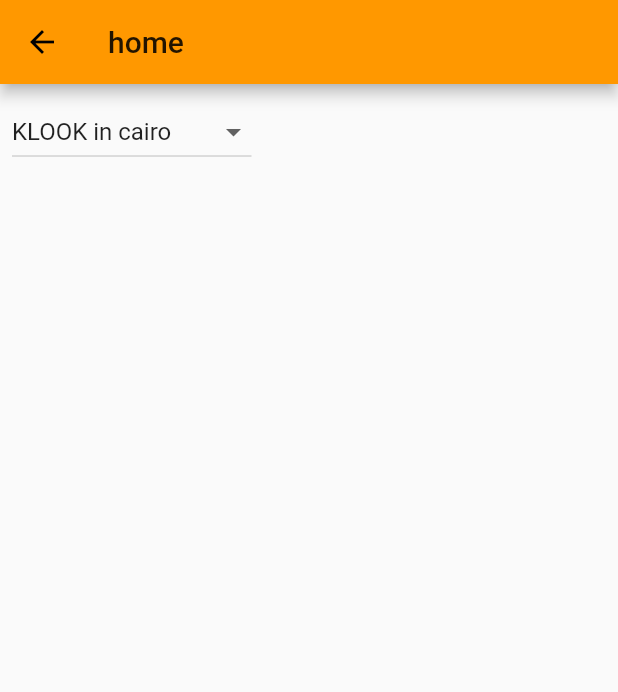
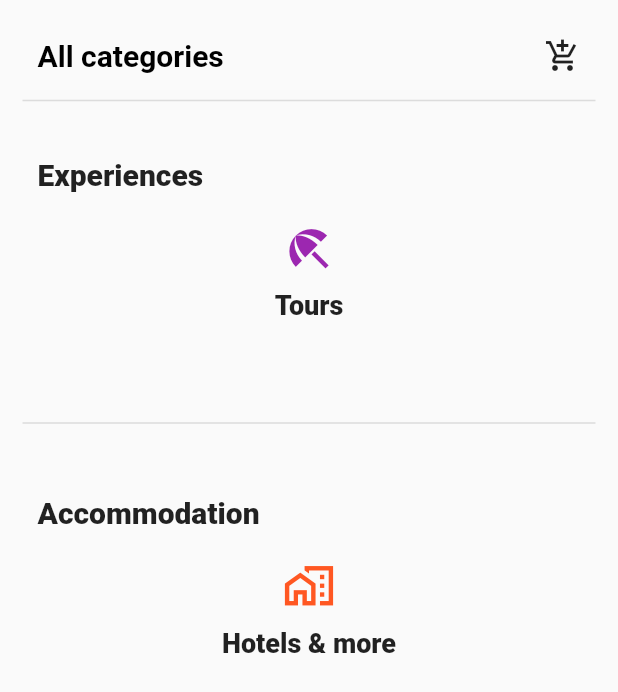
Before and after one commit to basmahesham8/klook2, a Flutter app: the screen it shows after launch, item 2 of the bottom bar chosen, on a phone screen of 412 x 824 dp. Shown: the top 692 px of the screen. Run offline on Flutter 3.47's test engine with Material 2 defaults, Android fonts, the phone set to English and light mode, and no system bars.

Commit message:
Categories

```diff
--- /dev/null
+++ b/lib/components/categories.dart
@@ -0,0 +1,168 @@
+import 'package:flutter/material.dart';
+import 'package:klook2/components/hotel.dart';
+
+// void main(){
+//   runApp(Categories());
+// }
+class Categories extends StatelessWidget {
+  @override
+  Widget build(BuildContext context) {
+    return MaterialApp(
+      home: Scaffold(
+        //backgroundColor: Color(0xFFF9F9F9),
+        body: Padding(
+          padding: const EdgeInsets.all(15),
+          child: Column(
+            children: [
+              Padding(
+                padding: const EdgeInsets.all(10),
+                child: Row(
+                  mainAxisAlignment: MainAxisAlignment.spaceBetween,
+                  children: [
+                    SafeArea(
+                        left: false,
+                        top: true,
+                        bottom: true,
+                        right: false,
+                        child: Text(
+                          'All categories',
+                          style: TextStyle(
+                              fontSize: 20,
+                              color: Colors.black,
+                              fontWeight: FontWeight.bold),
+                        )),
+                    SafeArea(
+                        left: false,
+                        top: true,
+                        bottom: true,
+                        right: false,
+                        child: Icon(Icons.add_shopping_cart)),
+                  ],
+                ),
+              ),
+              Divider(
+                thickness: 1,
+              ),
+              SizedBox(
+                height: 20,
+              ),
+              //Experiences:
+              Padding(
+                padding: const EdgeInsets.all(10),
+                child: Align(
+                    alignment: Alignment.topLeft,
+                    child: Text(
+                      'Experiences',
+                      style:
+                          TextStyle(fontSize: 20, fontWeight: FontWeight.w900),
+                    )),
+              ),
+              //Tours:
+              Padding(
+                padding: const EdgeInsets.all(10),
+                child: Column(
+                  children: [
+                    Icon(
+                      Icons.beach_access,
+                      color: Colors.purple,
+                      size: 35,
+                    ),
+                    SizedBox(
+                      height: 10,
+                    ),
+                    Text(
+                      'Tours',
+                      style:
+                          TextStyle(fontSize: 18, fontWeight: FontWeight.w900),
+                    )
+                  ],
+                ),
+              ),
+              SizedBox(
+                height: 50,
+              ),
+              Divider(
+                thickness: 1,
+              ),
+              SizedBox(
+                height: 30,
+              ),
+
+              //Accommodation:
+              Padding(
+                padding: const EdgeInsets.all(10),
+                child: Align(
+                    alignment: Alignment.topLeft,
+                    child: Text(
+                      'Accommodation',
+                      style:
+                          TextStyle(fontSize: 20, fontWeight: FontWeight.w900),
+                    )),
+              ),
+              //Hotels:
+              GestureDetector(
+                child: Padding(
+                  padding: const EdgeInsets.all(10),
+                  child: Column(
+                    children: [
+                      Icon(
+                        Icons.home_work_outlined,
+                        color: Colors.deepOrange,
+                        size: 35,
+                      ),
+                      SizedBox(
+                        height: 10,
+                      ),
+                      Text(
+                        'Hotels & more',
+                        style: TextStyle(
+                            fontSize: 18, fontWeight: FontWeight.w900),
+                      )
+                    ],
+                  ),
+                ),
+                onTap: () {
+                  Navigator.push(
+                    context,
+                    MaterialPageRoute(builder: (context) => Hotel()),
+                  );
+                },
+              ),
+
+              // Padding(
+              //   padding: const EdgeInsets.all(10),
+              //   child: Column(
+              //     children: [
+              //       Icon(Icons.home_work_outlined, color: Colors.deepOrange,size: 35,),
+              //       SizedBox(height: 10,),
+              //       Text('Hotels & more', style: TextStyle(fontSize: 18, fontWeight: FontWeight.w900),)
+              //     ],
+              //   ),
+              // ),
+
+              // Center(
+              //   child: ElevatedButton(
+              //     onPressed: (){
+              //       Navigator.push(context, new MaterialPageRoute(
+              //           builder: (context) => Hotel()));
+              //     }, child: null,
+              //   ),
+              // )
+
+              // GestureDetector(
+              //   onTap: (){
+              //     Navigator.push(
+              //       context,
+              //       MaterialPageRoute(
+              //           builder: (context) => Hotel()
+              //       ),
+              //     );
+              //   },
+              // )
+            ],
+          ),
+        ),
+      ),
+    );
+  }
+}
--- a/lib/main.dart
+++ b/lib/main.dart
@@ -1,4 +1,5 @@
 import 'package:flutter/material.dart';
+import 'package:klook2/components/categories.dart';
 import 'package:klook2/components/home.dart';
 
 void main() {
@@ -32,7 +33,7 @@ class _MyHomePageState extends State<MyHomePage> {
   // int _counter = 0;
   int _selectedIndex = 0;
   static const TextStyle optionStyle =
-      TextStyle(fontSize: 50, fontWeight: FontWeight.bold, color: Colors.red);
+  TextStyle(fontSize: 50, fontWeight: FontWeight.bold, color: Colors.red);
   static const List<Widget> _widgetOptions = <Widget>[
     Text(
       'Index 0: Home',
@@ -59,7 +60,7 @@ class _MyHomePageState extends State<MyHomePage> {
   void _onItemTapped(int index) {
     Navigator.push(
       context,
-      MaterialPageRoute(builder: (context) => Home()),
+      MaterialPageRoute(builder: (context) => Categories()),
     );
     setState(() {
       _selectedIndex = index;
```
Also changed, not shown: lib/components/StaysCard.dart (added, +73 -0 lines), lib/components/hotel.dart (added, +157 -0 lines), pubspec.yaml (+4 -4 lines), images/fairmontHotel.jpg (added), images/fourSeasonHotel.jpg (added), images/marriotHotel.jpg (added), images/mountain.jpg (added), images/royalHotel.jpg (added), images/sofitelHotel.jpg (added), lib/components/account.dart (added), lib/components/bookings.dart (added), lib/components/destination.dart (added), lib/components/footer.dart (added), lib/components/header.dart (added), 1 more files.
